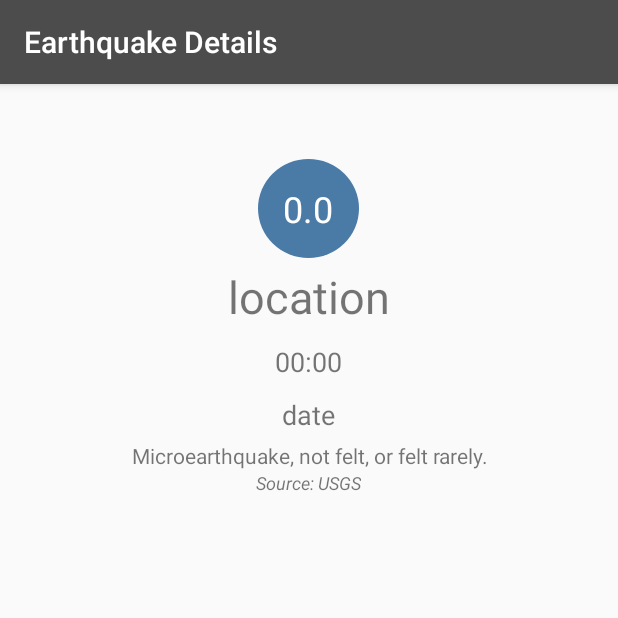
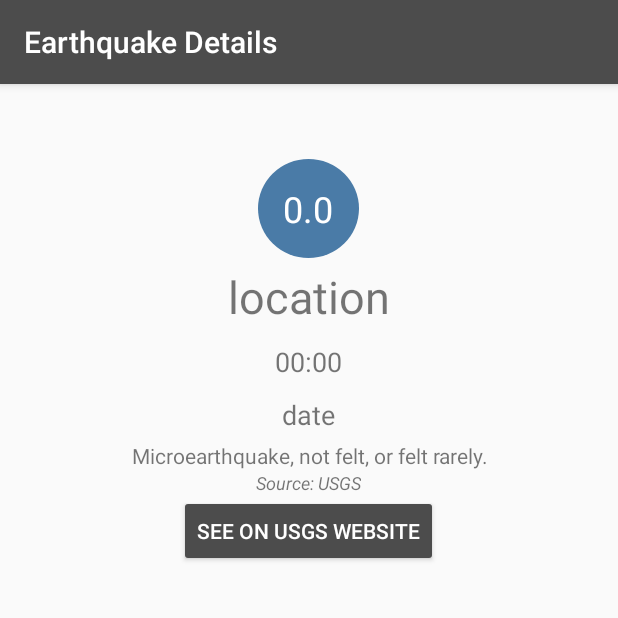
Before and after one commit to endlessrequiem/QuickQuakes, an Android app: the EarthquakeDetailActivity screen opened directly, with no data from a screen before it, on a phone screen of 412 x 824 dp, the top half of it. Run offline under Robolectric (Android 15) with nearby library versions, the phone set to English and light mode, and no system bars.

Commit message:
added button to earthquake_detail_activity.xml

```diff
--- a/app/src/main/java/austindev/xyz/quickquakes/EarthquakeDetailActivity.java
+++ b/app/src/main/java/austindev/xyz/quickquakes/EarthquakeDetailActivity.java
@@ -1,9 +1,13 @@
 package austindev.xyz.quickquakes;
 
 import android.content.Context;
+import android.content.Intent;
 import android.content.SharedPreferences;
 import android.graphics.drawable.GradientDrawable;
+import android.net.Uri;
 import android.os.Bundle;
+import android.view.View;
+import android.widget.Button;
 import android.widget.TextView;
 
 import androidx.appcompat.app.AppCompatActivity;
@@ -15,6 +19,7 @@ public class EarthquakeDetailActivity extends AppCompatActivity {
     SharedPreferences earthquakeMagnitudeInfo;
     SharedPreferences earthquakeDateInfo;
     SharedPreferences earthquakeTimeInfo;
+    SharedPreferences earthquakeUrlInfo;
     TextView description;
 
 
@@ -28,17 +33,21 @@ public class EarthquakeDetailActivity extends AppCompatActivity {
         TextView magnitude = findViewById(R.id.magnitude);
         TextView time = findViewById(R.id.currTime);
         TextView date = findViewById(R.id.currDate);
+        Button linkButton = findViewById(R.id.linkButton);
 
         earthquakeLocationInfo = getSharedPreferences(getString(R.string.location_key),Context.MODE_PRIVATE);
         earthquakeMagnitudeInfo = getSharedPreferences(getString(R.string.magnitude_key),Context.MODE_PRIVATE);
         earthquakeDateInfo = getSharedPreferences(getString(R.string.date_key), Context.MODE_PRIVATE);
         earthquakeTimeInfo = getSharedPreferences(getString(R.string.time_key), Context.MODE_PRIVATE);
+        earthquakeUrlInfo = getSharedPreferences(getString(R.string.url_key), Context.MODE_PRIVATE);
+
 
 
         String currLocation  = earthquakeLocationInfo.getString(getString(R.string.location_key), getResources().getString(R.string.location_default));
         String currMagnitude = earthquakeMagnitudeInfo.getString(getString(R.string.magnitude_key), getResources().getString(R.string.magnitude_default));
         String currTime = earthquakeTimeInfo.getString(getString(R.string.time_key), getResources().getString(R.string.time_default));
         String currDate = earthquakeDateInfo.getString(getString(R.string.date_key), getResources().getString(R.string.date_default));
+        String urlString = earthquakeUrlInfo.getString(getString(R.string.url_key), getResources().getString(R.string.url_default));
 
         location.setText(currLocation);
         magnitude.setText(currMagnitude);
@@ -50,6 +59,15 @@ public class EarthquakeDetailActivity extends AppCompatActivity {
         int magnitudeInt = getMagnitudeColor(magnitudeDouble);
         magnitudeCircle.setColor(magnitudeInt);
         getMagnitudeDescription(magnitudeDouble);
+
+        linkButton.setOnClickListener(new View.OnClickListener() {
+            @Override
+            public void onClick(View v) {
+                Uri earthquakeLink = Uri.parse(urlString);
+                Intent websiteIntent = new Intent(Intent.ACTION_VIEW, earthquakeLink);
+                startActivity(websiteIntent);
+            }
+        });
 
     }
 
--- a/app/src/main/res/layout/earthquake_detail_activity.xml
+++ b/app/src/main/res/layout/earthquake_detail_activity.xml
@@ -40,7 +40,7 @@
                 android:layout_height="wrap_content"
                 android:padding="5sp"
                 android:text="Location"
-                android:textAlignment="gravity"
+                android:textAlignment="center"
                 android:textSize="30sp" />
 
             <TextView
@@ -77,6 +77,14 @@
                 android:textSize="12sp"
                 android:textStyle="italic" />
 
+            <Button
+                android:id="@+id/linkButton"
+                android:layout_width="wrap_content"
+                android:layout_height="wrap_content"
+                android:backgroundTint="@color/colorPrimary"
+                android:text="@string/linkButton"
+                android:textColor="#FFFFFF" />
+
         </LinearLayout>
     </ScrollView>
 
--- a/app/src/main/res/values/strings.xml
+++ b/app/src/main/res/values/strings.xml
@@ -4,6 +4,7 @@
     <!-- Title for the application. [CHAR LIMIT=12] -->
     <string name="app_name">Quick Quakes</string>
     <string name="details">Earthquake Details</string>
+    <string name="linkButton">See on USGS Website</string>
 
     <!-- Default text to show with the earthquake location ("Near the Pacific-Antarctic Ridge")
          if no specific kilometer distance from the primary location is given [CHAR LIMIT=30] -->
@@ -51,6 +52,9 @@
     <string name="time_key" translatable="false">time</string>
     <string name="time_default" translatable="false">00:00</string>
 
+    <string name="url_key" translatable="false">link</string>
+    <string name="url_default" translatable="false">usgs.gov</string>
+
     <!-- Magnitude Scale -->
     <string name="source">Source: USGS</string>
     <string name="one">Microearthquake, not felt, or felt rarely.</string>
```
Also changed, not shown: app/src/main/java/austindev/xyz/quickquakes/EarthquakeActivity.java (+11 -2 lines), 1 other file.
